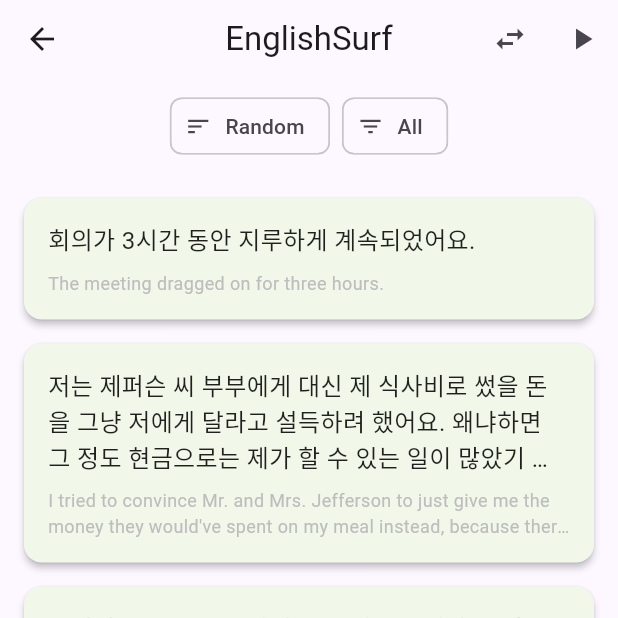
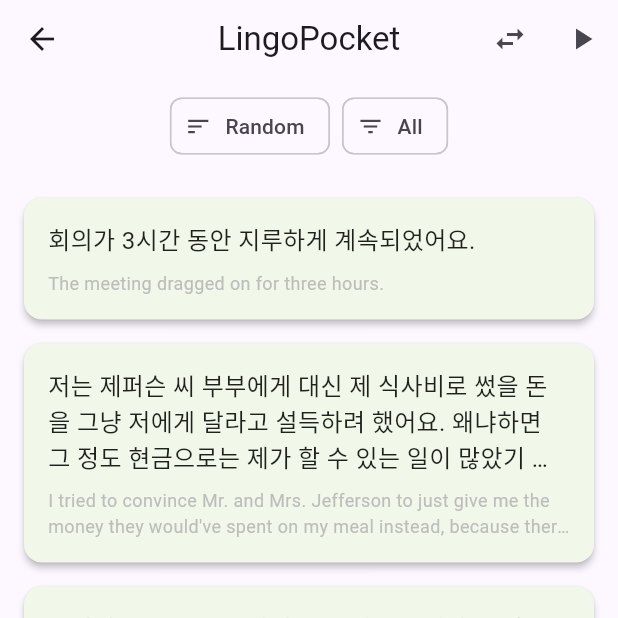
Before and after one commit to jaeyp/lingo-pocket, a Flutter app: the SentenceListScreen screen opened by its route, on a phone screen of 412 x 824 dp, the top half of it. Run offline on Flutter 3.47's test engine with Material 3 defaults, Android fonts, the phone set to English and light mode, and no system bars; drawn by our look-alikes of flutter_slidable; our stand-ins replace camera, drift, file_picker, flutter_dotenv, flutter_riverpod, freezed_annotation and 5 more; missing offline and left inert: apple_vision_commons, apple_vision_recognize_text, googleai_dart; accounts and stored records are empty; generated files the repository leaves out were written again.

Commit message:
update icon image

```diff
--- a/lib/features/home/presentation/screens/home_screen.dart
+++ b/lib/features/home/presentation/screens/home_screen.dart
@@ -13,7 +13,7 @@ class HomeScreen extends ConsumerWidget {
 
     return Scaffold(
       appBar: AppBar(
-        title: const Text('EnglishSurf'),
+        title: const Text('Lingo Pocket'),
         actions: [
           IconButton(
             icon: const Icon(Icons.settings),
--- a/lib/features/sentences/presentation/screens/sentence_list_screen.dart
+++ b/lib/features/sentences/presentation/screens/sentence_list_screen.dart
@@ -74,7 +74,7 @@ class _SentenceListScreenState extends ConsumerState<SentenceListScreen> {
             title: Text(
               isSelectionMode
                   ? '${selection.length} selected'
-                  : (currentFolder?.name ?? 'EnglishSurf'),
+                  : (currentFolder?.name ?? 'LingoPocket'),
             ),
             leading: isSelectionMode
                 ? IconButton(
```
Also changed, not shown: 33 other files.
